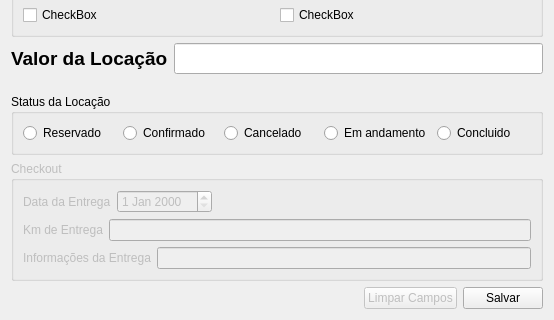
Above: ui/ui_locacao.ui from adaiasreis/Projeto before the change; both pictures show x 0 to 554 and y 313 to 633 of the 554 by 633 pixel window. Below: the same form after it.
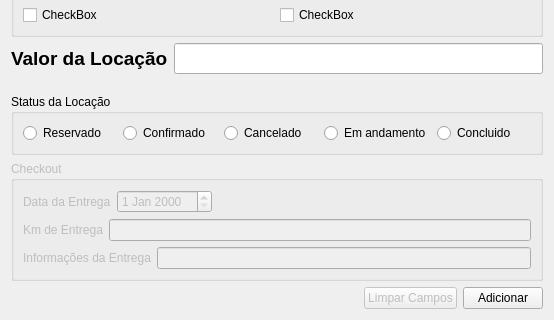
That is the form after the change.

```diff
--- a/ui/ui_locacao.ui
+++ b/ui/ui_locacao.ui
@@ -386,7 +386,7 @@
        <item>
         <widget class="QPushButton" name="b_novo">
          <property name="text">
-          <string>Salvar</string>
+          <string>Adicionar</string>
          </property>
         </widget>
        </item>
```
